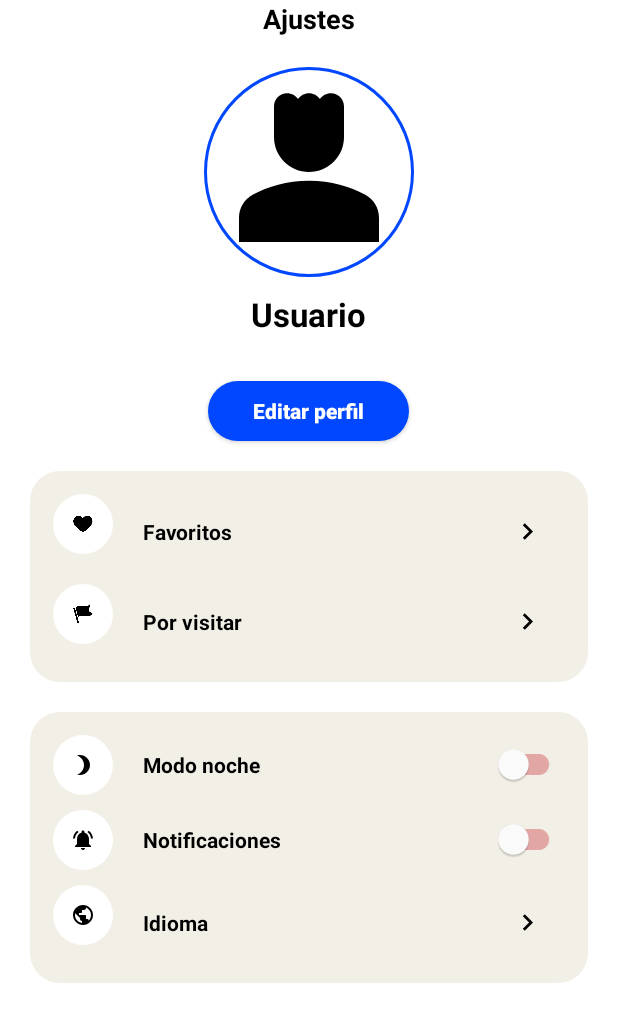
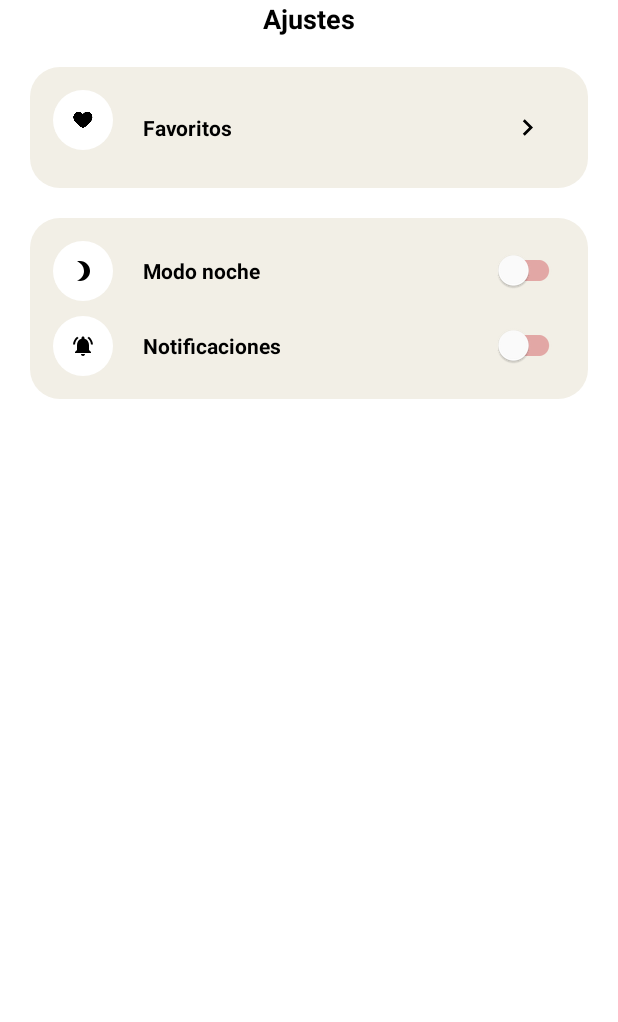
Before and after one commit to AdriaRod/MuseMad, an Android app: the fragment ProfileFragment shown on its own in the app's theme, on a phone screen of 412 x 824 dp. Shown: the top 1022 px of the screen. Run offline under Robolectric (Android 15) with nearby library versions, the light colour scheme and no system bars.

Commit message:
I delete different un-useful things

```diff
--- a/app/src/main/java/com/adga/musemad/fragments/ProfileFragment.java
+++ b/app/src/main/java/com/adga/musemad/fragments/ProfileFragment.java
@@ -43,7 +43,7 @@ public class ProfileFragment extends Fragment {
         return fragment;
     }
 
-    private ImageView btn_favoritos, btn_por_visitar, btn_idioma;
+    private ImageView btn_favoritos;
 
 
     @Override
@@ -70,8 +70,7 @@ public class ProfileFragment extends Fragment {
 
         // Inicializa los ImageView utilizando findViewById
         btn_favoritos = view.findViewById(R.id.btn_favoritos);
-        btn_por_visitar = view.findViewById(R.id.btn_por_visitar);
-        btn_idioma = view.findViewById(R.id.btn_idioma);
+
 
         btn_favoritos.setOnClickListener(new View.OnClickListener() {
             @Override
@@ -82,25 +81,7 @@ public class ProfileFragment extends Fragment {
             }
         });
 
-        // Agrega un OnClickListener al ImageView btn_por_visitar
-        btn_por_visitar.setOnClickListener(new View.OnClickListener() {
-            @Override
-            public void onClick(View v) {
-                // Crea un Intent para abrir la actividad correspondiente
-                Intent intent = new Intent(getActivity(), ToVisit.class);
-                startActivity(intent);
-            }
-        });
 
-        // Agrega un OnClickListener al ImageView btn_idioma
-        btn_idioma.setOnClickListener(new View.OnClickListener() {
-            @Override
-            public void onClick(View v) {
-                // Crea un Intent para abrir la actividad correspondiente
-                Intent intent = new Intent(getActivity(), Language.class);
-                startActivity(intent);
-            }
-        });
     }
 
 
--- a/app/src/main/res/layout/fragment_profile.xml
+++ b/app/src/main/res/layout/fragment_profile.xml
@@ -45,37 +45,6 @@
             android:orientation="vertical"
             android:background="@color/white">
 
-            <ImageView
-                android:layout_width="140dp"
-                android:layout_height="140dp"
-                android:layout_gravity="center"
-                android:layout_marginTop="20dp"
-                android:src="@drawable/baseline_person_4_24"
-                android:background="@drawable/back_round_circle"/>
-
-            <TextView
-                android:layout_width="wrap_content"
-                android:layout_height="wrap_content"
-                android:layout_gravity="center"
-                android:layout_marginTop="10dp"
-                android:layout_marginBottom="10dp"
-                android:text="Usuario"
-                android:textColor="@color/black"
-                android:textSize="22dp"
-                android:textStyle="bold"/>
-
-            <androidx.appcompat.widget.AppCompatButton
-                android:layout_width="wrap_content"
-                android:layout_height="40dp"
-                android:layout_marginTop="20dp"
-                android:paddingStart="30dp"
-                android:layout_gravity="center"
-                android:background="@drawable/round_back_secondary_100"
-                android:text="Editar perfil"
-                android:textStyle="bold"
-                android:textAllCaps="false"
-                android:textColor="@color/white"
-                android:paddingEnd="30dp"/>
 
             <!-- Contenido -->
             <LinearLayout
@@ -125,44 +94,7 @@
 
                 </RelativeLayout>
 
-                <!-- Por visitar -->
-                <RelativeLayout
-                    android:layout_marginTop="10dp"
-                    android:layout_width="match_parent"
-                    android:layout_height="wrap_content">
 
-                    <ImageView
-                        android:id="@+id/icono_bandera"
-                        android:layout_width="40dp"
-                        android:layout_height="40dp"
-                        android:src="@mipmap/ic_flag"
-                        android:background="@drawable/round_back_night_icon"
-                        android:padding="12dp"/>
-
-                    <TextView
-                        android:layout_marginStart="20dp"
-                        android:layout_width="wrap_content"
-                        android:layout_height="wrap_content"
-                        android:layout_centerVertical="true"
-                        android:text="Por visitar"
-                        android:layout_toEndOf="@id/icono_bandera"
-                        android:textColor="@color/black"
-                        android:textStyle="bold"
-
-                        />
-
-                    <ImageView
-                        android:id="@+id/btn_por_visitar"
-                        android:layout_width="50dp"
-                        android:layout_height="50dp"
-                        android:padding="14dp"
-                        android:src="@drawable/baseline_navigate_next_24"
-                        android:layout_alignParentEnd="true"
-                        android:layout_centerVertical="true"/>
-
-                    <!-- -->
-
-                </RelativeLayout>
 
 
 
@@ -252,44 +184,7 @@
 
                 </RelativeLayout>
 
-                <!-- Idioma -->
-                <RelativeLayout
-                    android:layout_marginTop="10dp"
-                    android:layout_width="match_parent"
-                    android:layout_height="wrap_content">
 
-                    <ImageView
-                        android:id="@+id/icono_idioma"
-                        android:layout_width="40dp"
-                        android:layout_height="40dp"
-                        android:src="@drawable/baseline_public_24"
-                        android:background="@drawable/round_back_night_icon"
-                        android:padding="12dp"/>
-
-                    <TextView
-                        android:layout_marginStart="20dp"
-                        android:layout_width="wrap_content"
-                        android:layout_height="wrap_content"
-                        android:layout_centerVertical="true"
-                        android:text="Idioma"
-                        android:layout_toEndOf="@id/icono_idioma"
-                        android:textColor="@color/black"
-                        android:textStyle="bold"
-
-                        />
-
-                    <ImageView
-                        android:id="@+id/btn_idioma"
-                        android:layout_width="50dp"
-                        android:layout_height="50dp"
-                        android:padding="14dp"
-                        android:src="@drawable/baseline_navigate_next_24"
-                        android:layout_alignParentEnd="true"
-                        android:layout_centerVertical="true"/>
-
-
-
-                </RelativeLayout>
 
             </LinearLayout>
 
```
Also changed, not shown: app/src/main/java/com/adga/musemad/Login.java (+1 -6 lines), app/src/main/java/com/adga/musemad/fragments/Language.java (deleted, +0 -16 lines), app/src/main/java/com/adga/musemad/fragments/ToVisit.java (deleted, +0 -16 lines), app/src/main/res/layout/activity_language.xml (deleted, +0 -18 lines), app/src/main/res/layout/activity_to_visit.xml (deleted, +0 -18 lines).
